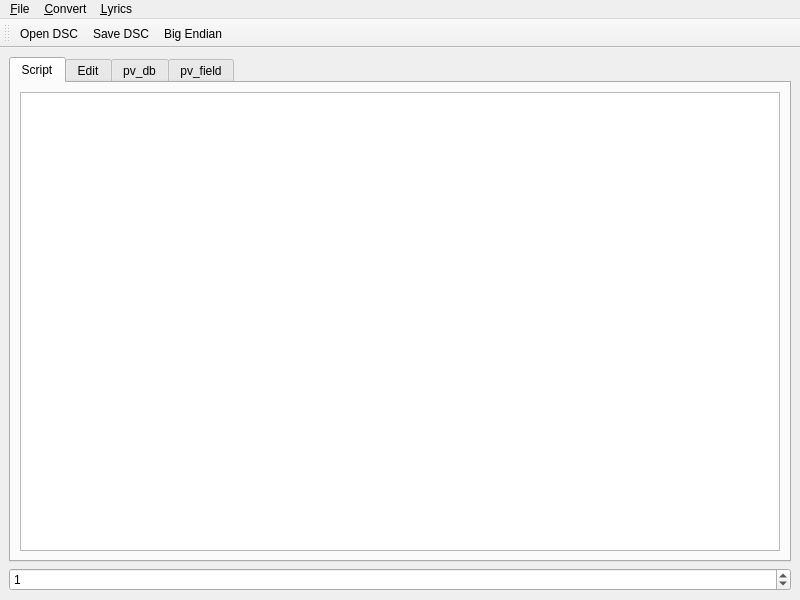
The window that mainwindow.ui (nastys/Open-PD-Script-Editor) describes before a commit, drawn with Qt 5.
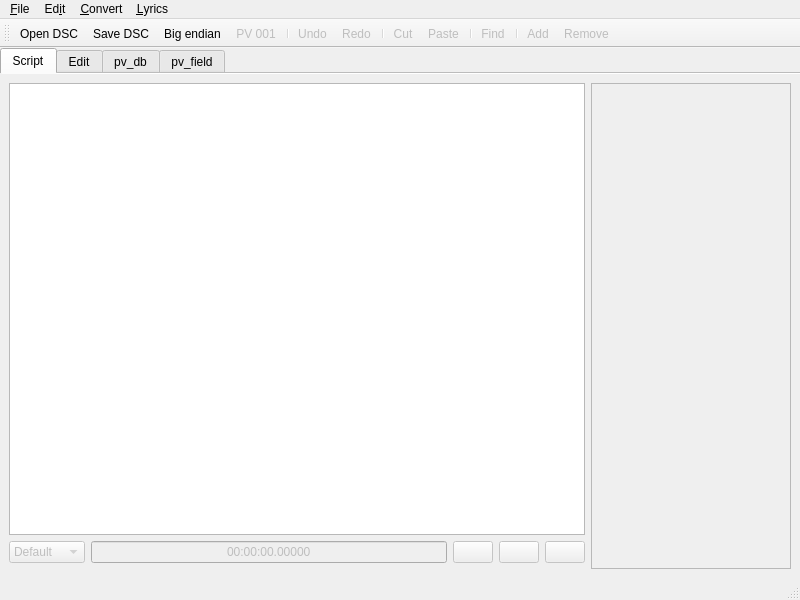
The same window after the commit. Icons and pictures are not drawn.

Commit message: X/F2nd/MGF fixes (thanks to korenkonder); New UI/param manager prototype

```diff
--- a/mainwindow.ui
+++ b/mainwindow.ui
@@ -19,31 +19,213 @@
   </property>
   <widget class="QWidget" name="centralwidget">
    <layout class="QGridLayout" name="gridLayout">
-    <item row="1" column="0">
-     <widget class="QSpinBox" name="spinBox_pv">
-      <property name="minimum">
-       <number>0</number>
-      </property>
-      <property name="maximum">
-       <number>999</number>
-      </property>
-      <property name="value">
-       <number>1</number>
-      </property>
-     </widget>
-    </item>
+    <property name="leftMargin">
+     <number>0</number>
+    </property>
+    <property name="topMargin">
+     <number>0</number>
+    </property>
+    <property name="rightMargin">
+     <number>0</number>
+    </property>
+    <property name="bottomMargin">
+     <number>0</number>
+    </property>
+    <property name="spacing">
+     <number>0</number>
+    </property>
     <item row="0" column="0">
      <widget class="QTabWidget" name="tabWidget">
       <property name="currentIndex">
        <number>0</number>
       </property>
+      <property name="documentMode">
+       <bool>true</bool>
+      </property>
       <widget class="QWidget" name="tab">
        <attribute name="title">
         <string>Script</string>
        </attribute>
        <layout class="QGridLayout" name="gridLayout_2">
-        <item row="0" column="0">
-         <widget class="QPlainTextEdit" name="plainTextEdit"/>
+        <item row="0" column="2" rowspan="3">
+         <widget class="QFrame" name="frame_paramEdit">
+          <property name="enabled">
+           <bool>false</bool>
+          </property>
+          <property name="minimumSize">
+           <size>
+            <width>200</width>
+            <height>0</height>
+           </size>
+          </property>
+          <property name="maximumSize">
+           <size>
+            <width>200</width>
+            <height>16777215</height>
+           </size>
+          </property>
+          <property name="frameShape">
+           <enum>QFrame::StyledPanel</enum>
+          </property>
+          <property name="frameShadow">
+           <enum>QFrame::Raised</enum>
+          </property>
+         </widget>
+        </item>
+        <item row="0" column="0" colspan="2">
+         <widget class="QTextEdit" name="textEdit"/>
+        </item>
+        <item row="1" column="0" colspan="2">
+         <widget class="QWidget" name="widget" native="true">
+          <property name="enabled">
+           <bool>false</bool>
+          </property>
+          <layout class="QGridLayout" name="gridLayout_13">
+           <property name="leftMargin">
+            <number>0</number>
+           </property>
+           <property name="topMargin">
+            <number>0</number>
+           </property>
+           <property name="rightMargin">
+            <number>0</number>
+           </property>
+           <property name="bottomMargin">
+            <number>0</number>
+           </property>
+           <item row="0" column="4">
+            <widget class="QPushButton" name="pushButton_3">
+             <property name="sizePolicy">
+              <sizepolicy hsizetype="Fixed" vsizetype="Fixed">
+               <horstretch>0</horstretch>
+               <verstretch>0</verstretch>
+              </sizepolicy>
+             </property>
+             <property name="toolTip">
+              <string>Branch/Timestamp list</string>
+             </property>
+             <property name="icon">
+              <iconset resource="res.qrc">
+               <normaloff>:/icons/icons8/color/icons/icons8/color/icons8-lista-48.png</normaloff>:/icons/icons8/color/icons/icons8/color/icons8-lista-48.png</iconset>
+             </property>
+             <property name="iconSize">
+              <size>
+               <width>24</width>
+               <height>24</height>
+              </size>
+             </property>
+            </widget>
+           </item>
+           <item row="0" column="3">
+            <widget class="QPushButton" name="pushButton_2">
+             <property name="sizePolicy">
+              <sizepolicy hsizetype="Fixed" vsizetype="Fixed">
+               <horstretch>0</horstretch>
+               <verstretch>0</verstretch>
+              </sizepolicy>
+             </property>
+             <property name="toolTip">
+              <string>Next timestamp</string>
+             </property>
+             <property name="icon">
+              <iconset resource="res.qrc">
+               <normaloff>:/icons/icons8/color/icons/icons8/color/icons8-freccia-48.png</normaloff>:/icons/icons8/color/icons/icons8/color/icons8-freccia-48.png</iconset>
+             </property>
+             <property name="iconSize">
+              <size>
+               <width>24</width>
+               <height>24</height>
+              </size>
+             </property>
+            </widget>
+           </item>
+           <item row="0" column="1">
+            <widget class="QLineEdit" name="lineEdit_time">
+             <property name="sizePolicy">
+              <sizepolicy hsizetype="Expanding" vsizetype="Minimum">
+               <horstretch>0</horstretch>
+               <verstretch>0</verstretch>
+              </sizepolicy>
+             </property>
+             <property name="toolTip">
+              <string>Timestamp</string>
+             </property>
+             <property name="text">
+              <string>00:00:00.00000</string>
+             </property>
+             <property name="alignment">
+              <set>Qt::AlignCenter</set>
+             </property>
+             <property name="readOnly">
+              <bool>true</bool>
+             </property>
+            </widget>
+           </item>
+           <item row="0" column="0">
+            <widget class="QComboBox" name="comboBox_branch">
+             <property name="toolTip">
+              <string>PV branch</string>
+             </property>
+             <property name="iconSize">
+              <size>
+               <width>24</width>
+               <height>24</height>
+              </size>
+             </property>
+             <item>
+              <property name="text">
+               <string>Default</string>
+              </property>
+              <property name="icon">
+               <iconset resource="res.qrc">
+                <normaloff>:/icons/icons8/color/icons/icons8/color/icons8-fork-del-codice-48.png</normaloff>:/icons/icons8/color/icons/icons8/color/icons8-fork-del-codice-48.png</iconset>
+              </property>
+             </item>
+             <item>
+              <property name="text">
+               <string>Fail</string>
+              </property>
+              <property name="icon">
+               <iconset resource="res.qrc">
+                <normaloff>:/icons/icons8/color/icons/icons8/color/icons8-fork-del-codice-48.png</normaloff>:/icons/icons8/color/icons/icons8/color/icons8-fork-del-codice-48.png</iconset>
+              </property>
+             </item>
+             <item>
+              <property name="text">
+               <string>Success</string>
+              </property>
+              <property name="icon">
+               <iconset resource="res.qrc">
+                <normaloff>:/icons/icons8/color/icons/icons8/color/icons8-fork-del-codice-48.png</normaloff>:/icons/icons8/color/icons/icons8/color/icons8-fork-del-codice-48.png</iconset>
+              </property>
+             </item>
+            </widget>
+           </item>
+           <item row="0" column="2">
+            <widget class="QPushButton" name="pushButton">
+             <property name="sizePolicy">
+              <sizepolicy hsizetype="Fixed" vsizetype="Fixed">
+               <horstretch>0</horstretch>
+               <verstretch>0</verstretch>
+              </sizepolicy>
+             </property>
+             <property name="toolTip">
+              <string>Previous timestamp</string>
+             </property>
+             <property name="icon">
+              <iconset resource="res.qrc">
+               <normaloff>:/icons/icons8/color/icons/icons8/color/icons8-freccia-rivolta-a-sinistra-48.png</normaloff>:/icons/icons8/color/icons/icons8/color/icons8-freccia-rivolta-a-sinistra-48.png</iconset>
+             </property>
+             <property name="iconSize">
+              <size>
+               <width>24</width>
+               <height>24</height>
+              </size>
+             </property>
+            </widget>
+           </item>
+          </layout>
+         </widget>
         </item>
        </layout>
       </widget>
@@ -302,7 +484,24 @@
     <addaction name="separator"/>
     <addaction name="actionLip_sync"/>
    </widget>
+   <widget class="QMenu" name="menu_Edit">
+    <property name="title">
+     <string>Ed&amp;it</string>
+    </property>
+    <addaction name="actionUndo"/>
+    <addaction name="actionRedo"/>
+    <addaction name="separator"/>
+    <addaction name="actionCut"/>
+    <addaction name="actionCo&amp;py"/>
+    <addaction name="actionPaste"/>
+    <addaction name="separator"/>
+    <addaction name="actionFind_and_replace"/>
+    <addaction name="separator"/>
+    <addaction name="actionAdd_command"/>
+    <addaction name="actionRemove_command"/>
+   </widget>
    <addaction name="menuFile"/>
+   <addaction name="menu_Edit"/>
    <addaction name="menu_Convert"/>
    <addaction name="menu_Lyrics"/>
   </widget>
@@ -322,7 +521,21 @@
    <addaction name="actionOpen_DSC"/>
    <addaction name="actionSave_DSC"/>
    <addaction name="actionEnable_Big_Endian"/>
+   <addaction name="actionSet_PV_slot"/>
+   <addaction name="separator"/>
+   <addaction name="actionUndo"/>
+   <addaction name="actionRedo"/>
+   <addaction name="separator"/>
+   <addaction name="actionCut"/>
+   <addaction name="actionCo&amp;py"/>
+   <addaction name="actionPaste"/>
+   <addaction name="separator"/>
+   <addaction name="actionFind_and_replace"/>
+   <addaction name="separator"/>
+   <addaction name="actionAdd_command"/>
+   <addaction name="actionRemove_command"/>
   </widget>
+  <widget class="QStatusBar" name="statusBar"/>
   <action name="actionEnable_Big_Endian">
    <property name="checkable">
     <bool>true</bool>
@@ -332,7 +545,10 @@
      <normaloff>.</normaloff>.</iconset>
    </property>
    <property name="text">
-    <string>&amp;Big Endian</string>
+    <string>&amp;Big endian</string>
+   </property>
+   <property name="toolTip">
+    <string>Big endian</string>
    </property>
   </action>
   <action name="actionExit">
@@ -436,6 +652,158 @@
     <string>BAR_TIME_SET &lt;-&gt; TARGET_FLYING_TIME (lossy)</string>
    </property>
   </action>
+  <action name="actionAbout">
+   <property name="text">
+    <string>&amp;About...</string>
+   </property>
+  </action>
+  <action name="actionSet_PV_slot">
+   <property name="enabled">
+    <bool>false</bool>
+   </property>
+   <property name="icon">
+    <iconset resource="res.qrc">
+     <normaloff>:/icons/icons8/color/icons/icons8/color/icons8-elenco-numerato-48.png</normaloff>:/icons/icons8/color/icons/icons8/color/icons8-elenco-numerato-48.png</iconset>
+   </property>
+   <property name="text">
+    <string>&amp;PV 001...</string>
+   </property>
+   <property name="toolTip">
+    <string>Set PV slot</string>
+   </property>
+   <property name="shortcut">
+    <string>Ctrl+P</string>
+   </property>
+  </action>
+  <action name="actionUndo">
+   <property name="enabled">
+    <bool>false</bool>
+   </property>
+   <property name="icon">
+    <iconset resource="res.qrc">
+     <normaloff>:/icons/icons8/color/icons/icons8/color/icons8-annulla-48.png</normaloff>:/icons/icons8/color/icons/icons8/color/icons8-annulla-48.png</iconset>
+   </property>
+   <property name="text">
+    <string>&amp;Undo</string>
+   </property>
+   <property name="shortcut">
+    <string>Ctrl+Z</string>
+   </property>
+  </action>
+  <action name="actionRedo">
+   <property name="enabled">
+    <bool>false</bool>
+   </property>
+   <property name="icon">
+    <iconset resource="res.qrc">
+     <normaloff>:/icons/icons8/color/icons/icons8/color/icons8-ripeti-48.png</normaloff>:/icons/icons8/color/icons/icons8/color/icons8-ripeti-48.png</iconset>
+   </property>
+   <property name="text">
+    <string>&amp;Redo</string>
+   </property>
+   <property name="shortcut">
+    <string>Ctrl+Y, Ctrl+Shift+Z</string>
+   </property>
+  </action>
+  <action name="actionCut">
+   <property name="enabled">
+    <bool>false</bool>
+   </property>
+   <property name="icon">
+    <iconset resource="res.qrc">
+     <normaloff>:/icons/icons8/color/icons/icons8/color/icons8-taglia-48.png</normaloff>:/icons/icons8/color/icons/icons8/color/icons8-taglia-48.png</iconset>
+   </property>
+   <property name="text">
+    <string>Cu&amp;t</string>
+   </property>
+   <property name="shortcut">
+    <string>Ctrl+X</string>
+   </property>
+  </action>
+  <action name="actionCo&amp;py">
+   <property name="enabled">
+    <bool>false</bool>
+   </property>
+   <property name="icon">
+    <iconset resource="res.qrc">
+     <normaloff>:/icons/icons8/color/icons/icons8/color/icons8-copia-48.png</normaloff>:/icons/icons8/color/icons/icons8/color/icons8-copia-48.png</iconset>
+   </property>
+   <property name="text">
+    <string>Cop&amp;y</string>
+   </property>
+   <property name="shortcut">
+    <string>Ctrl+C</string>
+   </property>
+  </action>
+  <action name="actionPaste">
+   <property name="enabled">
+    <bool>false</bool>
+   </property>
+   <property name="icon">
+    <iconset resource="res.qrc">
+     <normaloff>:/icons/icons8/color/icons/icons8/color/icons8-incolla-48.png</normaloff>:/icons/icons8/color/icons/icons8/color/icons8-incolla-48.png</iconset>
+   </property>
+   <property name="text">
+    <string>&amp;Paste</string>
+   </property>
+   <property name="shortcut">
+    <string>Ctrl+V</string>
+   </property>
+  </action>
+  <action name="actionFind_and_replace">
+   <property name="enabled">
+    <bool>false</bool>
+   </property>
+   <property name="icon">
+    <iconset resource="res.qrc">
+     <normaloff>:/icons/icons8/color/icons/icons8/color/icons8-trova-e-sostituisci-48.png</normaloff>:/icons/icons8/color/icons/icons8/color/icons8-trova-e-sostituisci-48.png</iconset>
+   </property>
+   <property name="text">
+    <string>Fi&amp;nd...</string>
+   </property>
+   <property name="toolTip">
+    <string>Find and replace</string>
+   </property>
+   <property name="shortcut">
+    <string>Ctrl+F</string>
+   </property>
+  </action>
+  <action name="actionAdd_command">
+   <property name="enabled">
+    <bool>false</bool>
+   </property>
+   <property name="icon">
+    <iconset resource="res.qrc">
+     <normaloff>:/icons/icons8/color/icons/icons8/color/icons8-aggiungi-48.png</normaloff>:/icons/icons8/color/icons/icons8/color/icons8-aggiungi-48.png</iconset>
+   </property>
+   <property name="text">
+    <string>&amp;Add...</string>
+   </property>
+   <property name="toolTip">
+    <string>Add command</string>
+   </property>
+   <property name="shortcut">
+    <string>Ctrl+Shift+A</string>
+   </property>
+  </action>
+  <action name="actionRemove_command">
+   <property name="enabled">
+    <bool>false</bool>
+   </property>
+   <property name="icon">
+    <iconset resource="res.qrc">
+     <normaloff>:/icons/icons8/color/icons/icons8/color/icons8-rimuovi-48.png</normaloff>:/icons/icons8/color/icons/icons8/color/icons8-rimuovi-48.png</iconset>
+   </property>
+   <property name="text">
+    <string>Re&amp;move...</string>
+   </property>
+   <property name="toolTip">
+    <string>Remove command</string>
+   </property>
+   <property name="shortcut">
+    <string>Ctrl+Shift+R</string>
+   </property>
+  </action>
  </widget>
  <resources>
   <include location="res.qrc"/>
```
Left out of the diff: 21 changed lines with no effect on the pictures. The commit also changes 50 other files.
